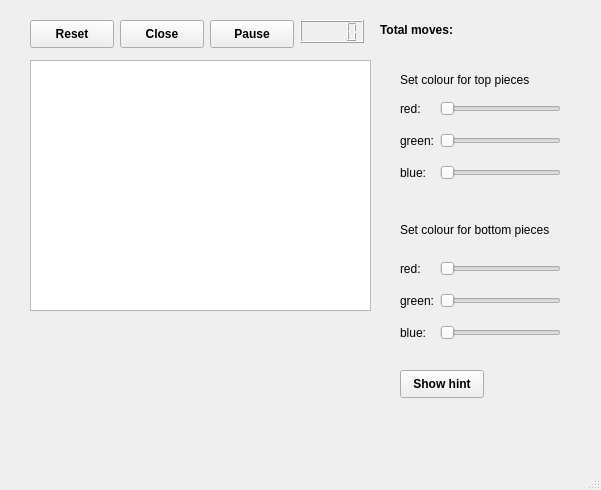
This is student/12/path_gui/mainwindow.ui in ikarrila/COMP.CS.110_2023 as Qt 5 draws it before an edit. The edited form follows.
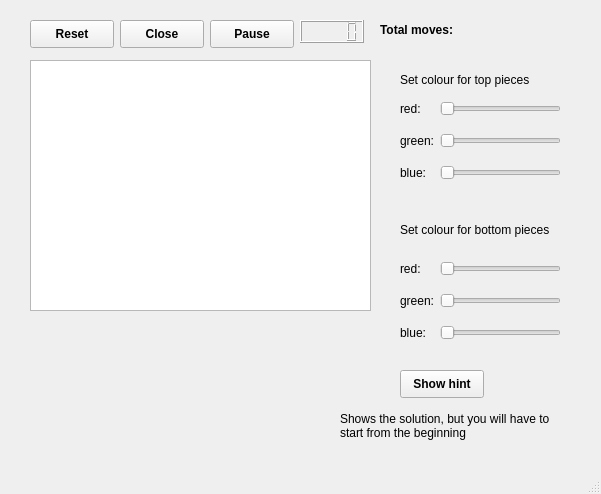
This is the edited form.

Commit message: Added comments for the MainWindow header file

Patch:
```diff
--- a/student/12/path_gui/mainwindow.ui
+++ b/student/12/path_gui/mainwindow.ui
@@ -7,7 +7,7 @@
     <x>0</x>
     <y>0</y>
     <width>601</width>
-    <height>490</height>
+    <height>494</height>
    </rect>
   </property>
   <property name="font">
@@ -20,6 +20,9 @@
   <property name="windowTitle">
    <string>MainWindow</string>
   </property>
+  <property name="layoutDirection">
+   <enum>Qt::LeftToRight</enum>
+  </property>
   <widget class="QWidget" name="centralwidget">
    <widget class="QGraphicsView" name="graphicsView">
     <property name="geometry">
@@ -330,6 +333,32 @@
      <string>Show hint</string>
     </property>
    </widget>
+   <widget class="QLabel" name="hintLabel">
+    <property name="geometry">
+     <rect>
+      <x>340</x>
+      <y>410</y>
+      <width>221</width>
+      <height>31</height>
+     </rect>
+    </property>
+    <property name="font">
+     <font>
+      <family>Arial</family>
+      <weight>50</weight>
+      <bold>false</bold>
+     </font>
+    </property>
+    <property name="layoutDirection">
+     <enum>Qt::RightToLeft</enum>
+    </property>
+    <property name="text">
+     <string>Shows the solution, but you will have to start from the beginning</string>
+    </property>
+    <property name="wordWrap">
+     <bool>true</bool>
+    </property>
+   </widget>
   </widget>
   <widget class="QMenuBar" name="menubar">
    <property name="geometry">
```
Left out of the diff: 6 changed lines with no effect on the pictures. The commit also changes 2 other files.
